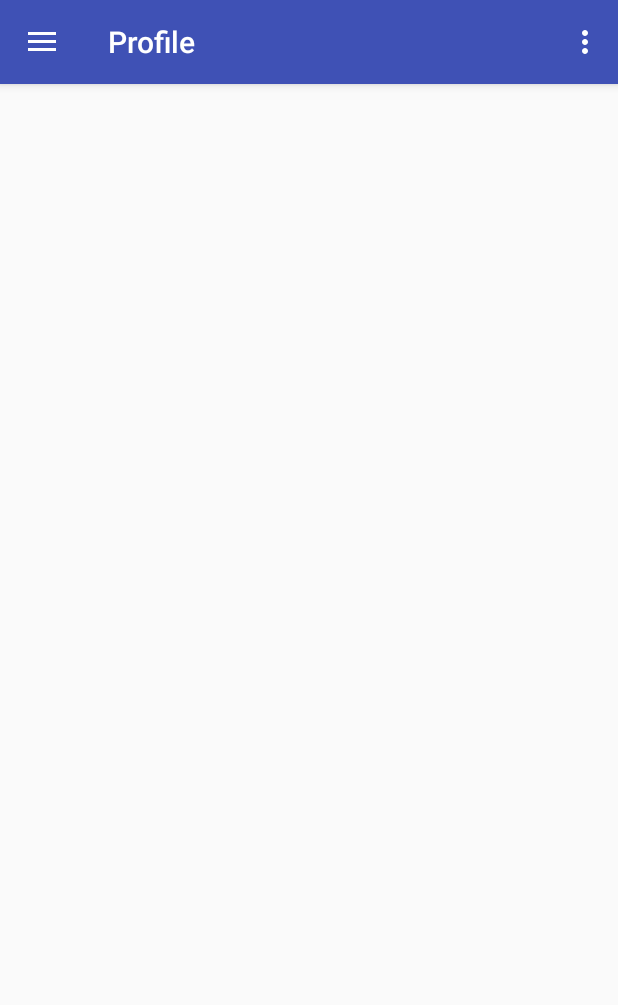
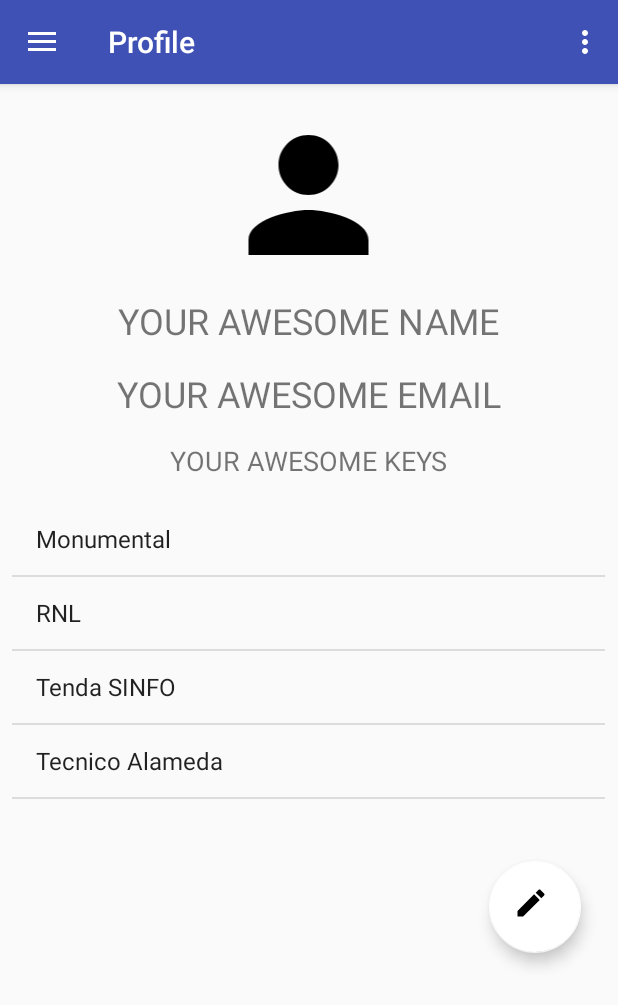
Before and after one commit to johnytiago/LocMessClient, an Android app: the MainActivity screen opened directly, with no data from a screen before it, on a phone screen of 412 x 824 dp. Shown: the top 1005 px of the screen. Run offline under Robolectric (Android 15) with nearby library versions, the phone set to English and light mode, and no system bars.

Commit message:
Fixed fab

```diff
--- /dev/null
+++ b/app/src/main/java/pt/ulisboa/tecnico/cmov/locdev/MyListView.java
@@ -0,0 +1,33 @@
+package pt.ulisboa.tecnico.cmov.locdev;
+
+import android.content.Context;
+import android.graphics.Canvas;
+import android.util.AttributeSet;
+import android.widget.ListView;
+
+
+public class MyListView extends ListView {
+
+    private android.view.ViewGroup.LayoutParams params;
+    private int oldCount = 0;
+
+    public MyListView(Context context, AttributeSet attrs) {
+        super(context, attrs);
+    }
+
+    @Override
+    protected void onDraw(Canvas canvas)
+    {
+        if (getCount() != oldCount)
+        {
+            int height = getChildAt(0).getHeight() + 1 ;
+            oldCount = getCount();
+            params = getLayoutParams();
+            params.height = getCount() * height;
+            params.height = 1000;
+            setLayoutParams(params);
+        }
+        super.onDraw(canvas);
+    }
+
+}
--- a/app/src/main/java/pt/ulisboa/tecnico/cmov/locdev/ProfileActivity.java
+++ b/app/src/main/java/pt/ulisboa/tecnico/cmov/locdev/ProfileActivity.java
@@ -9,7 +9,7 @@ public class ProfileActivity extends AppCompatActivity {
     @Override
     protected void onCreate(Bundle savedInstanceState) {
         super.onCreate(savedInstanceState);
-        setContentView(R.layout.profile_layout);
+        setContentView(R.layout.content_main);
         Toolbar toolbar = (Toolbar) findViewById(R.id.toolbar);
         setSupportActionBar(toolbar);
 
--- a/app/src/main/java/pt/ulisboa/tecnico/cmov/locdev/ProfileFragment.java
+++ b/app/src/main/java/pt/ulisboa/tecnico/cmov/locdev/ProfileFragment.java
@@ -23,7 +23,7 @@ public class ProfileFragment extends Fragment {
                 this.getContext(),
                 android.R.layout.simple_list_item_1,
                 locations);
-        ListView list = (ListView) getActivity().findViewById(R.id.keys_list_profile);
+        MyListView list = (MyListView) getActivity().findViewById(R.id.keys_list_profile);
         list.setAdapter(adapter);
     }
 
--- a/app/src/main/res/layout/content_main.xml
+++ b/app/src/main/res/layout/content_main.xml
@@ -11,14 +11,11 @@
 
     <FrameLayout
         android:id="@+id/content_frame"
-        android:layout_width="wrap_content"
-        android:layout_height="wrap_content"
-        tools:layout_editor_absoluteX="6dp"
-        app:layout_constraintTop_toTopOf="parent"
-        app:layout_constraintLeft_toRightOf="parent"
-        android:layout_marginTop="8dp">
-
-
-    </FrameLayout>
-
+        android:layout_width="395dp"
+        android:layout_height="587dp"
+        android:layout_marginLeft="8dp"
+        android:layout_marginStart="8dp"
+        android:layout_marginTop="8dp"
+        app:layout_constraintLeft_toLeftOf="parent"
+        app:layout_constraintTop_toTopOf="parent"></FrameLayout>
 </android.support.constraint.ConstraintLayout>
--- a/app/src/main/res/layout/profile_layout.xml
+++ b/app/src/main/res/layout/profile_layout.xml
@@ -2,26 +2,128 @@
 <android.support.design.widget.CoordinatorLayout xmlns:android="http://schemas.android.com/apk/res/android"
     xmlns:app="http://schemas.android.com/apk/res-auto"
     xmlns:tools="http://schemas.android.com/tools"
+    android:id="@+id/profile_layout_container"
     android:layout_width="match_parent"
     android:layout_height="match_parent"
     android:fitsSystemWindows="true"
     tools:context="pt.ulisboa.tecnico.cmov.locdev.ProfileFragment">
 
-    <include
-        android:id="@+id/include3"
-        layout="@layout/profile_content"
-        android:layout_width="match_parent"
-        android:layout_height="wrap_content" />
-
     <android.support.design.widget.FloatingActionButton
         android:id="@+id/edit_profile_fab"
         android:layout_width="61dp"
-        android:layout_height="71dp"
-        android:layout_gravity="bottom|right"
+        android:layout_height="61dp"
+        android:layout_gravity="bottom|end"
         android:layout_margin="@dimen/fab_margin"
         app:backgroundTint="@android:color/background_light"
-        app:layout_anchor="@+id/include3"
-        app:layout_anchorGravity="bottom|right"
+        app:layout_anchor="@+id/constraintLayout"
+        app:layout_anchorGravity="bottom|end"
         app:srcCompat="@drawable/ic_edit_black_24dp" />
 
+    <android.support.constraint.ConstraintLayout
+        android:layout_width="match_parent"
+        android:layout_height="match_parent"
+        app:layout_behavior="@string/appbar_scrolling_view_behavior"
+        tools:context="pt.ulisboa.tecnico.cmov.locdev.ProfileFragment"
+        tools:showIn="@layout/profile_layout"
+        android:id="@+id/constraintLayout">
+
+        <android.support.v4.widget.NestedScrollView
+            android:id="@+id/nestedScrollView"
+            android:layout_width="0dp"
+            android:layout_height="587dp"
+            app:layout_constraintHorizontal_bias="0.0"
+            app:layout_constraintLeft_toLeftOf="parent"
+            app:layout_constraintRight_toRightOf="parent"
+            app:layout_constraintTop_toTopOf="parent">
+
+            <LinearLayout
+                android:layout_width="match_parent"
+                android:layout_height="wrap_content"
+                android:orientation="vertical"
+                app:layout_constraintLeft_toLeftOf="parent"
+                app:layout_constraintRight_toRightOf="parent"
+                app:layout_constraintTop_toTopOf="parent">
+
+                <ImageView
+                    android:id="@+id/image_profile"
+                    android:layout_width="match_parent"
+                    android:layout_height="120dp"
+                    android:layout_marginEnd="8dp"
+                    android:layout_marginLeft="8dp"
+                    android:layout_marginRight="8dp"
+                    android:layout_marginStart="8dp"
+                    android:layout_marginTop="6dp"
+                    android:contentDescription=""
+                    android:focusableInTouchMode="true"
+                    app:layout_constraintHorizontal_bias="0.501"
+                    app:layout_constraintLeft_toLeftOf="parent"
+                    app:layout_constraintRight_toRightOf="parent"
+                    app:layout_constraintTop_toTopOf="parent"
+                    app:srcCompat="@drawable/ic_person_black_24dp" />
+
+                <TextView
+                    android:id="@+id/name_profile"
+                    android:layout_width="match_parent"
+                    android:layout_height="wrap_content"
+                    android:layout_marginEnd="8dp"
+                    android:layout_marginLeft="8dp"
+                    android:layout_marginRight="8dp"
+                    android:layout_marginStart="8dp"
+                    android:layout_marginTop="7dp"
+                    android:text="@string/profile_name"
+                    android:textAlignment="center"
+                    android:textSize="24sp"
+                    app:layout_constraintLeft_toLeftOf="parent"
+                    app:layout_constraintRight_toRightOf="parent"
+                    app:layout_constraintTop_toBottomOf="@+id/image_profile" />
+
+                <TextView
+                    android:id="@+id/email_profile"
+                    android:layout_width="match_parent"
+                    android:layout_height="wrap_content"
+                    android:layout_marginEnd="8dp"
+                    android:layout_marginLeft="8dp"
+                    android:layout_marginRight="8dp"
+                    android:layout_marginStart="8dp"
+                    android:layout_marginTop="16dp"
+                    android:text="@string/profile_email"
+                    android:textAlignment="center"
+                    android:textSize="24sp"
+                    app:layout_constraintLeft_toLeftOf="parent"
+                    app:layout_constraintRight_toRightOf="parent"
+                    app:layout_constraintTop_toBottomOf="@+id/name_profile" />
+
+                <TextView
+                    android:id="@+id/keys_title_profile"
+                    android:layout_width="match_parent"
+                    android:layout_height="wrap_content"
+                    android:layout_marginEnd="8dp"
+                    android:layout_marginLeft="8dp"
+                    android:layout_marginRight="8dp"
+                    android:layout_marginStart="8dp"
+                    android:layout_marginTop="16dp"
+                    android:text="@string/profile_keys_title"
+                    android:textAlignment="center"
+                    android:textSize="18sp"
+                    app:layout_constraintHorizontal_bias="0.502"
+                    app:layout_constraintLeft_toLeftOf="parent"
+                    app:layout_constraintRight_toRightOf="parent"
+                    app:layout_constraintTop_toBottomOf="@+id/email_profile" />
+
+
+                <pt.ulisboa.tecnico.cmov.locdev.MyListView
+                    android:id="@+id/keys_list_profile"
+                    android:layout_width="match_parent"
+                    android:layout_height="wrap_content"
+                    android:layout_marginTop="16dp"
+                    app:layout_constraintHorizontal_bias="0.0"
+                    app:layout_constraintLeft_toLeftOf="parent"
+                    app:layout_constraintRight_toRightOf="parent"
+                    app:layout_constraintTop_toBottomOf="@+id/keys_title_profile" />
+
+            </LinearLayout>
+        </android.support.v4.widget.NestedScrollView>
+
+    </android.support.constraint.ConstraintLayout>
+
 </android.support.design.widget.CoordinatorLayout>
--- a/app/src/main/res/values/strings.xml
+++ b/app/src/main/res/values/strings.xml
@@ -117,4 +117,5 @@
     <string name="profile_name">YOUR AWESOME NAME</string>
     <string name="title_activity_messages">Messages</string>
     <string name="title_activity_locations">Locations</string>
+    <string name="profile_keys_title">YOUR AWESOME KEYS</string>
 </resources>
```
Also changed, not shown: app/src/main/res/layout/profile_content.xml (deleted, +0 -107 lines).
